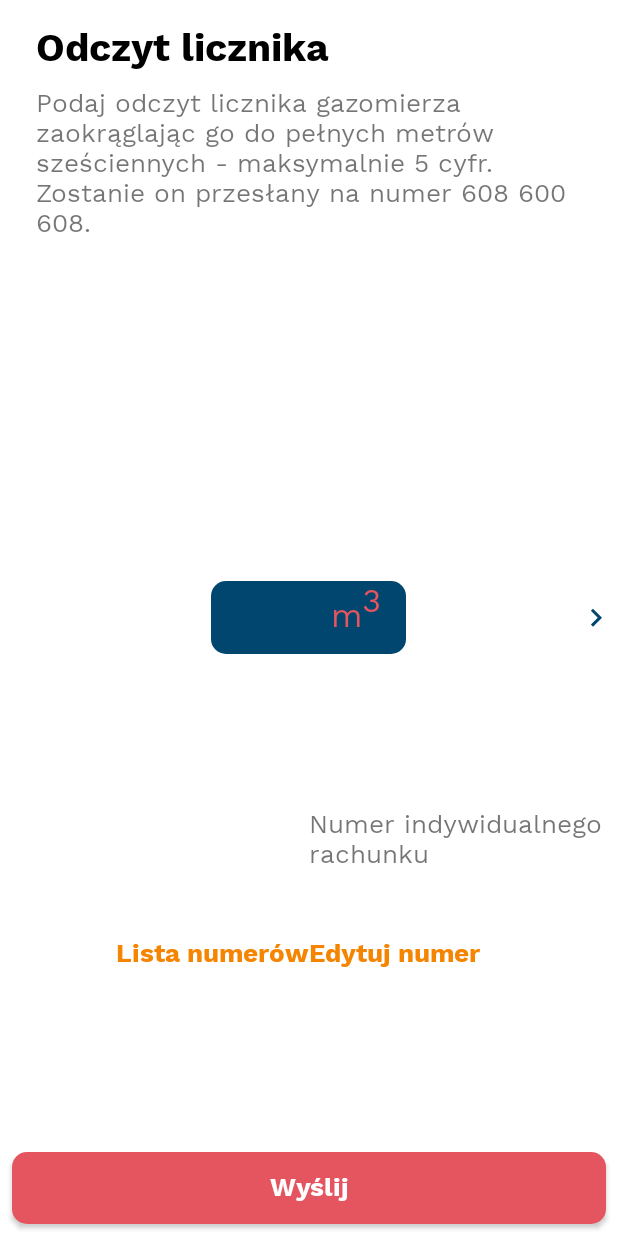
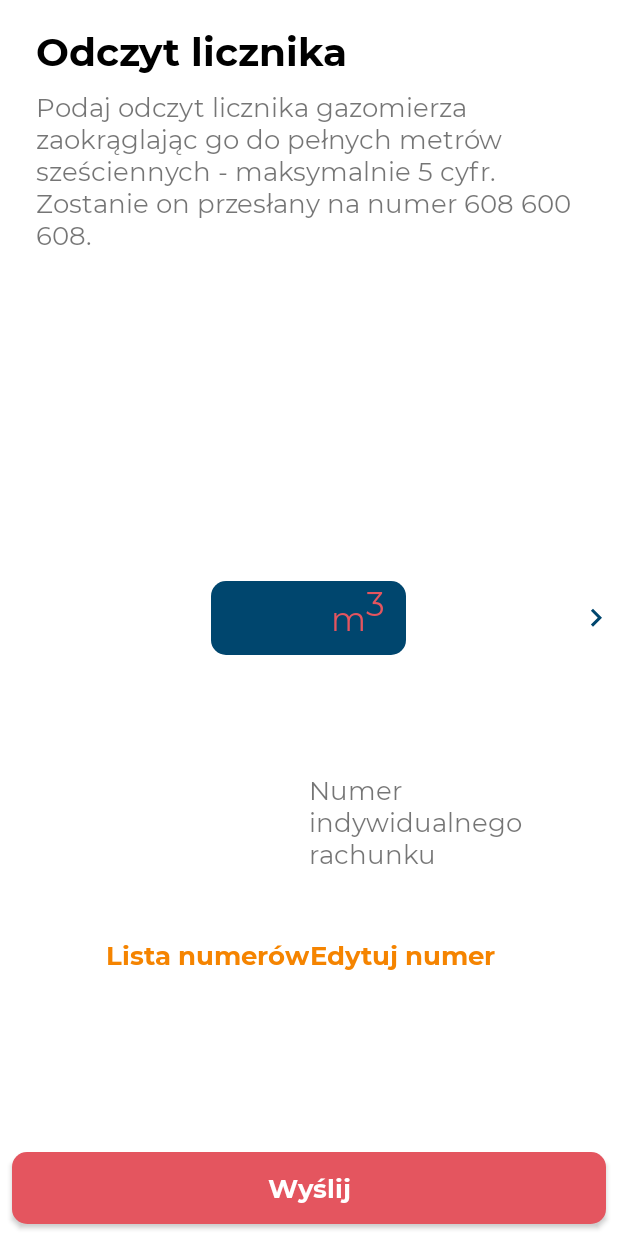
Before and after one commit to sebastianczuma/sms_gas_meter_reading, an Android app: the FragmentFirst screen opened directly, with no data from a screen before it, on a phone screen of 412 x 824 dp. Run offline under Robolectric (Android 15) with nearby library versions, the phone set to English and light mode, and no system bars.

Commit message:
New font (Montserrat) and build tools update.

```diff
--- a/app/src/main/res/layout/activity_historical_data.xml
+++ b/app/src/main/res/layout/activity_historical_data.xml
@@ -25,7 +25,7 @@
                 android:layout_marginStart="24dp"
                 android:layout_marginTop="16dp"
                 android:text="@string/historical_data_title"
-                android:fontFamily="@font/worksans_bold"
+                android:fontFamily="@font/montserrat_bold"
                 android:textColor="@android:color/black"
                 android:textSize="26sp" />
 
--- a/app/src/main/res/layout/activity_list_bank_account_number.xml
+++ b/app/src/main/res/layout/activity_list_bank_account_number.xml
@@ -26,7 +26,7 @@
                 android:layout_marginTop="16dp"
                 android:layout_marginBottom="8dp"
                 android:text="@string/list_bank_account_number_title"
-                android:fontFamily="@font/worksans_bold"
+                android:fontFamily="@font/montserrat_bold"
                 android:textColor="@android:color/black"
                 android:textSize="26sp" />
 
@@ -37,7 +37,7 @@
                 android:layout_marginBottom="16dp"
                 android:layout_marginEnd="24dp"
                 android:layout_marginStart="24dp"
-                android:fontFamily="@font/worksans_regular"
+                android:fontFamily="@font/montserrat_regular"
                 android:text="@string/list_bank_account_number_text"
                 android:textSize="17sp" />
 
@@ -61,7 +61,7 @@
                 android:layout_marginTop="8dp"
                 android:background="@drawable/button_dark_blue"
                 android:text="@string/add_new_number"
-                android:fontFamily="@font/worksans_bold"
+                android:fontFamily="@font/montserrat_bold"
                 android:textColor="#fff"
                 android:textSize="17sp" />
         </LinearLayout>
--- a/app/src/main/res/layout/activity_start.xml
+++ b/app/src/main/res/layout/activity_start.xml
@@ -17,7 +17,7 @@
         android:layout_marginBottom="8dp"
         android:layout_marginTop="16dp"
         android:text="@string/meter_reading"
-        android:fontFamily="@font/worksans_bold"
+        android:fontFamily="@font/montserrat_bold"
         android:textColor="@android:color/black"
         android:textSize="26sp" />
 
@@ -29,7 +29,7 @@
         android:layout_marginEnd="16dp"
         android:layout_marginStart="24dp"
         android:text="@string/permission_info"
-        android:fontFamily="@font/worksans_regular"
+        android:fontFamily="@font/montserrat_regular"
         android:textSize="17dp" />
 
     <ImageView
@@ -49,7 +49,7 @@
         android:layout_margin="8dp"
         android:background="@drawable/button_dark_blue"
         android:text="@string/continue_button"
-        android:fontFamily="@font/worksans_bold"
+        android:fontFamily="@font/montserrat_bold"
         android:textColor="#fff"
         android:textSize="17dp" />
 
--- a/app/src/main/res/layout/activity_where_to_find.xml
+++ b/app/src/main/res/layout/activity_where_to_find.xml
@@ -18,7 +18,7 @@
         android:paddingLeft="16dp"
         android:paddingRight="16dp"
         android:paddingTop="32dp"
-        android:fontFamily="@font/worksans_regular"
+        android:fontFamily="@font/montserrat_regular"
         android:text="@string/where_to_find_text"
         android:textSize="17dp" />
 
--- a/app/src/main/res/layout/fragment_first.xml
+++ b/app/src/main/res/layout/fragment_first.xml
@@ -18,7 +18,7 @@
         android:layout_marginBottom="8dp"
         android:text="@string/meter_reading"
         android:textColor="@android:color/black"
-        android:fontFamily="@font/worksans_bold"
+        android:fontFamily="@font/montserrat_bold"
         android:textSize="26sp" />
 
     <TextView
@@ -28,7 +28,7 @@
         android:layout_below="@+id/title"
         android:layout_marginEnd="16dp"
         android:layout_marginStart="24dp"
-        android:fontFamily="@font/worksans_regular"
+        android:fontFamily="@font/montserrat_regular"
         android:text="@string/meter_reading_info"
         android:textSize="17sp" />
 
@@ -56,7 +56,7 @@
         android:padding="10dp"
         android:paddingEnd="55dp"
         android:paddingStart="0dp"
-        android:fontFamily="@font/worksans_regular"
+        android:fontFamily="@font/montserrat_regular"
         android:textColor="#fff"
         android:textSize="22sp" />
 
@@ -68,7 +68,7 @@
         android:layout_alignEnd="@+id/meter_reading_input"
         android:layout_alignTop="@+id/meter_reading_input"
         android:elevation="3dp"
-        android:fontFamily="@font/worksans_regular"
+        android:fontFamily="@font/montserrat_regular"
         android:paddingEnd="10dp"
         android:paddingStart="0dp"
         android:text="@string/m3"
@@ -83,7 +83,7 @@
         android:background="@drawable/button_red"
         android:text="@string/send"
         android:layout_margin="8dp"
-        android:fontFamily="@font/worksans_bold"
+        android:fontFamily="@font/montserrat_bold"
         android:textColor="#fff"
         android:textSize="17sp" />
 
@@ -100,7 +100,7 @@
             android:layout_above="@+id/bank_account_number_info"
             android:layout_alignStart="@+id/bank_account_number"
             android:text="pierwszy"
-            android:fontFamily="@font/worksans_regular"
+            android:fontFamily="@font/montserrat_regular"
             android:textColor="@android:color/black"
             android:textSize="18sp" />
 
@@ -111,7 +111,7 @@
             android:layout_above="@+id/bank_account_number"
             android:layout_alignStart="@+id/bank_account_number"
             android:text="@string/bank_account_number_info"
-            android:fontFamily="@font/worksans_regular"
+            android:fontFamily="@font/montserrat_regular"
             android:textSize="17sp" />
 
         <TextView
@@ -121,7 +121,7 @@
             android:layout_centerInParent="true"
             android:layout_marginBottom="16dp"
             android:text="@string/bank_account_number_example"
-            android:fontFamily="@font/worksans_regular"
+            android:fontFamily="@font/montserrat_regular"
             android:textColor="@android:color/black"
             android:textSize="18sp" />
 
@@ -134,7 +134,7 @@
             android:background="@android:color/transparent"
             android:text="@string/edit_number"
             android:textColor="@color/orange"
-            android:fontFamily="@font/worksans_bold"
+            android:fontFamily="@font/montserrat_bold"
             android:textSize="17sp" />
 
         <Button
@@ -145,7 +145,7 @@
             android:layout_below="@+id/bank_account_number"
             android:background="@android:color/transparent"
             android:text="@string/list_of_numbers"
-            android:fontFamily="@font/worksans_bold"
+            android:fontFamily="@font/montserrat_bold"
             android:textColor="@color/orange"
             android:textSize="17sp" />
     </RelativeLayout>
--- a/app/src/main/res/layout/one_item_2.xml
+++ b/app/src/main/res/layout/one_item_2.xml
@@ -26,7 +26,7 @@
             android:text="Licznik 1"
             android:textColor="#e4555f"
             android:textSize="18sp"
-            android:fontFamily="@font/worksans_bold"/>
+            android:fontFamily="@font/montserrat_bold"/>
 
     </LinearLayout>
 
@@ -40,6 +40,6 @@
         android:text="@string/bank_account_number_example"
         android:textColor="#fff"
 
-        android:fontFamily="@font/worksans_regular"
+        android:fontFamily="@font/montserrat_regular"
         android:textSize="17sp" />
 </LinearLayout>
--- a/build.gradle
+++ b/build.gradle
@@ -10,7 +10,7 @@ buildscript {
         google()
     }
     dependencies {
-        classpath 'com.android.tools.build:gradle:3.1.3'
+        classpath 'com.android.tools.build:gradle:3.2.1'
 
         // NOTE: Do not place your application dependencies here; they belong
         // in the individual module build.gradle files
```
Also changed, not shown: app/build.gradle (+3 -4 lines), app/src/main/res/layout/activity_edit_bank_account_number.xml (+6 -6 lines), app/src/main/res/layout/activity_set_bank_account_number.xml (+6 -6 lines), app/src/main/res/layout/fragment_second.xml (+5 -5 lines), app/src/main/res/layout/one_item.xml (+5 -5 lines), app/src/main/res/font/montserrat_bold.ttf (added), app/src/main/res/font/montserrat_regular.ttf (added), app/src/main/res/font/worksans_bold.ttf (deleted), app/src/main/res/font/worksans_regular.ttf (deleted), gradle/wrapper/gradle-wrapper.properties, 1 other file.
